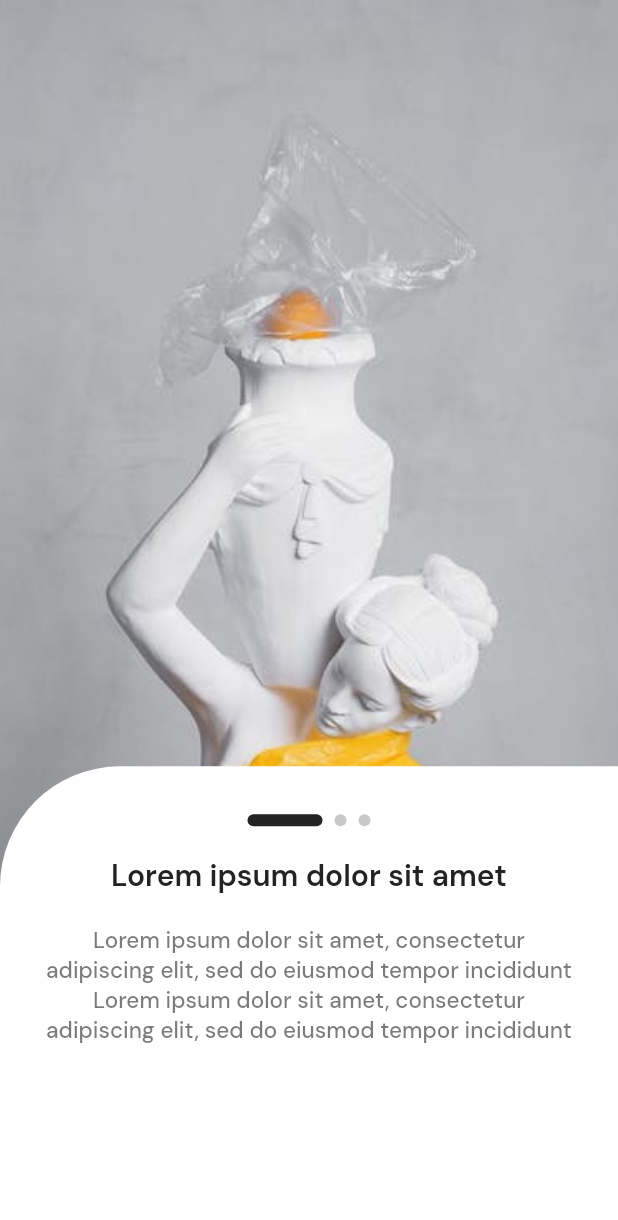
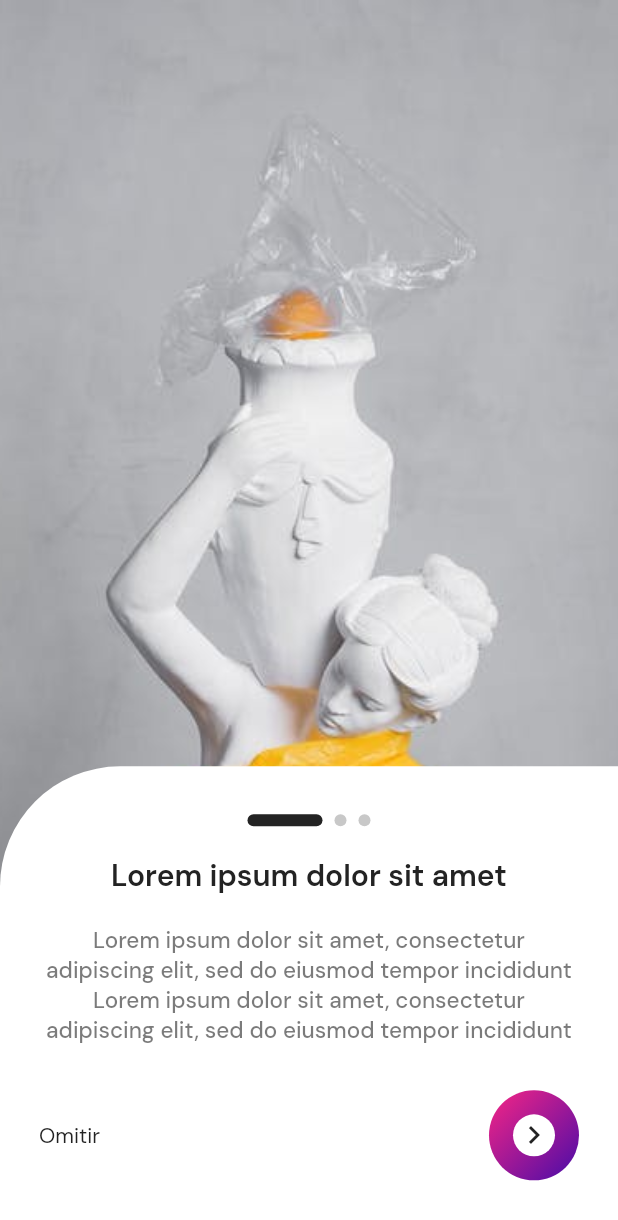
Before and after one commit to cparragatorres/flutter_codigo5_museumapp, a Flutter app: the screen it shows after launch, on a phone screen of 412 x 824 dp. Shown: the top 1220 px of the screen. Run offline on Flutter 3.47's test engine with Material 2 defaults, Android fonts, the phone set to English and light mode, and no system bars; our stand-ins replace flutter_svg, flutter_swiper_null_safety, google_fonts, logger.

Commit message:
SliderModel 8

```diff
--- a/lib/pages/intro_slider_page.dart
+++ b/lib/pages/intro_slider_page.dart
@@ -71,7 +71,8 @@ class _IntroSliderPageState extends State<IntroSliderPage> {
                         mainAxisSize: MainAxisSize.min,
                         children: [
                           Container(
-                            padding: const EdgeInsets.symmetric(vertical: 12.0, horizontal: 26.0),
+                            padding: const EdgeInsets.symmetric(
+                                vertical: 12.0, horizontal: 26.0),
                             height: ResponsiveUI.pHeight(context, 0.38),
                             width: double.infinity,
                             decoration: const BoxDecoration(
@@ -86,30 +87,38 @@ class _IntroSliderPageState extends State<IntroSliderPage> {
                                   mainAxisAlignment: MainAxisAlignment.center,
                                   children: [
                                     Container(
-                                      margin: const EdgeInsets.symmetric(horizontal: 4.0),
+                                      margin: const EdgeInsets.symmetric(
+                                          horizontal: 4.0),
                                       height: 8,
                                       width: 50,
                                       decoration: BoxDecoration(
                                         color: kBrandPrimaryColor,
-                                        borderRadius: BorderRadius.circular(20.0),
+                                        borderRadius:
+                                            BorderRadius.circular(20.0),
                                       ),
                                     ),
                                     Container(
-                                      margin: const EdgeInsets.symmetric(horizontal: 4.0),
+                                      margin: const EdgeInsets.symmetric(
+                                          horizontal: 4.0),
                                       height: 8,
                                       width: 8,
                                       decoration: BoxDecoration(
-                                        color: kBrandPrimaryColor.withOpacity(0.25),
-                                        borderRadius: BorderRadius.circular(20.0),
+                                        color: kBrandPrimaryColor
+                                            .withOpacity(0.25),
+                                        borderRadius:
+                                            BorderRadius.circular(20.0),
                                       ),
                                     ),
                                     Container(
-                                      margin: const EdgeInsets.symmetric(horizontal: 4.0),
+                                      margin: const EdgeInsets.symmetric(
+                                          horizontal: 4.0),
                                       height: 8,
                                       width: 8,
                                       decoration: BoxDecoration(
-                                        color: kBrandPrimaryColor.withOpacity(0.25),
-                                        borderRadius: BorderRadius.circular(20.0),
+                                        color: kBrandPrimaryColor
+                                            .withOpacity(0.25),
+                                        borderRadius:
+                                            BorderRadius.circular(20.0),
                                       ),
                                     ),
                                   ],
@@ -128,10 +137,46 @@ class _IntroSliderPageState extends State<IntroSliderPage> {
                                   "Lorem ipsum dolor sit amet, consectetur adipiscing elit, sed do eiusmod tempor incididunt Lorem ipsum dolor sit amet, consectetur adipiscing elit, sed do eiusmod tempor incididunt",
                                   textAlign: TextAlign.center,
                                   style: TextStyle(
-                                    fontSize: 15.0,
-                                    fontWeight: FontWeight.w500,
-                                    color: kBrandPrimaryColor.withOpacity(0.6)
-                                  ),
+                                      fontSize: 15.0,
+                                      fontWeight: FontWeight.w500,
+                                      color:
+                                          kBrandPrimaryColor.withOpacity(0.6)),
+                                ),
+                                divider30,
+                                Row(
+                                  mainAxisAlignment:
+                                      MainAxisAlignment.spaceBetween,
+                                  children: [
+                                    Text("Omitir"),
+                                    dividerWidth12,
+                                    Container(
+                                      padding: const EdgeInsets.all(16.0),
+                                      decoration: BoxDecoration(
+                                        color: Colors.red,
+                                        shape: BoxShape.circle,
+                                        gradient: LinearGradient(
+                                          begin: Alignment.topLeft,
+                                          end: Alignment.bottomRight,
+                                          colors: [
+                                            Color(0xfff72585),
+                                            Color(0xff480ca8),
+
+                                          ]
+                                        )
+                                      ),
+                                      child: Container(
+                                        padding: const EdgeInsets.all(2.0),
+                                        decoration: BoxDecoration(
+                                          color: Colors.white,
+                                          shape: BoxShape.circle,
+                                        ),
+                                        child: Icon(
+                                          Icons.chevron_right,
+                                          color: kBrandPrimaryColor,
+                                        ),
+                                      ),
+                                    ),
+                                  ],
                                 ),
                               ],
                             ),
```
